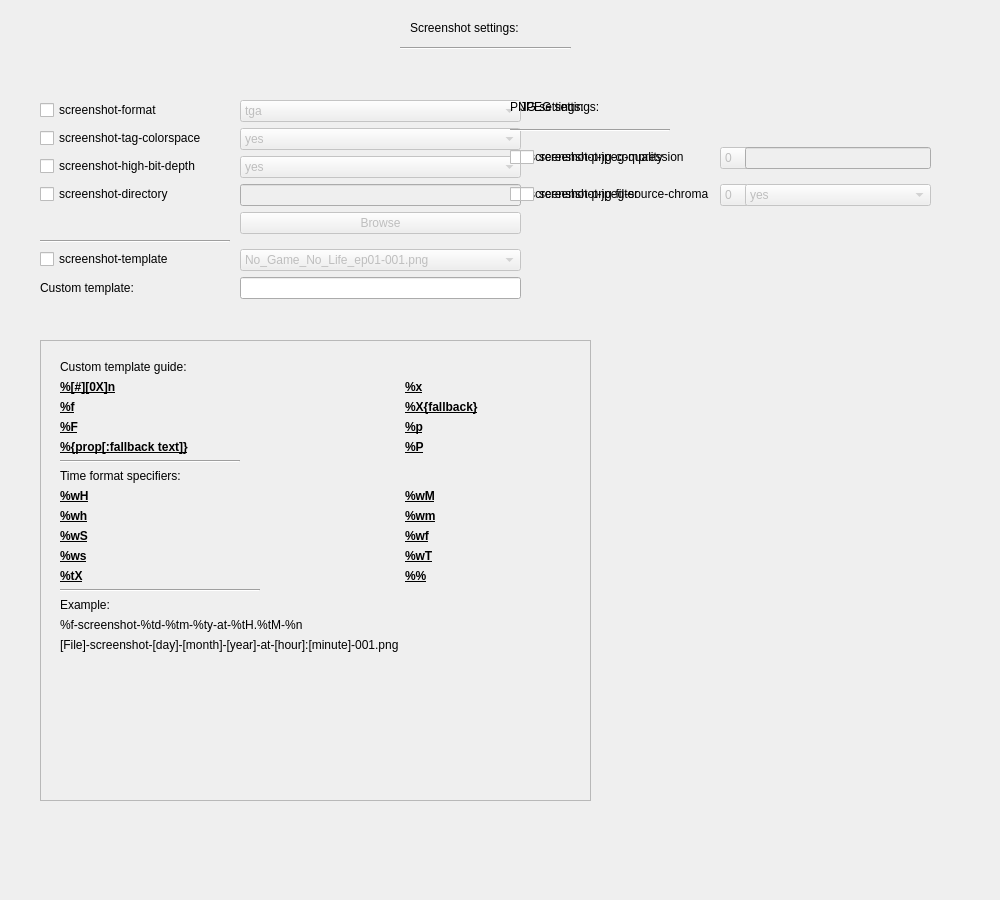
Old version of the form src/tabscreenshot.ui in the repository haasnhoff/mpvconfigurator.
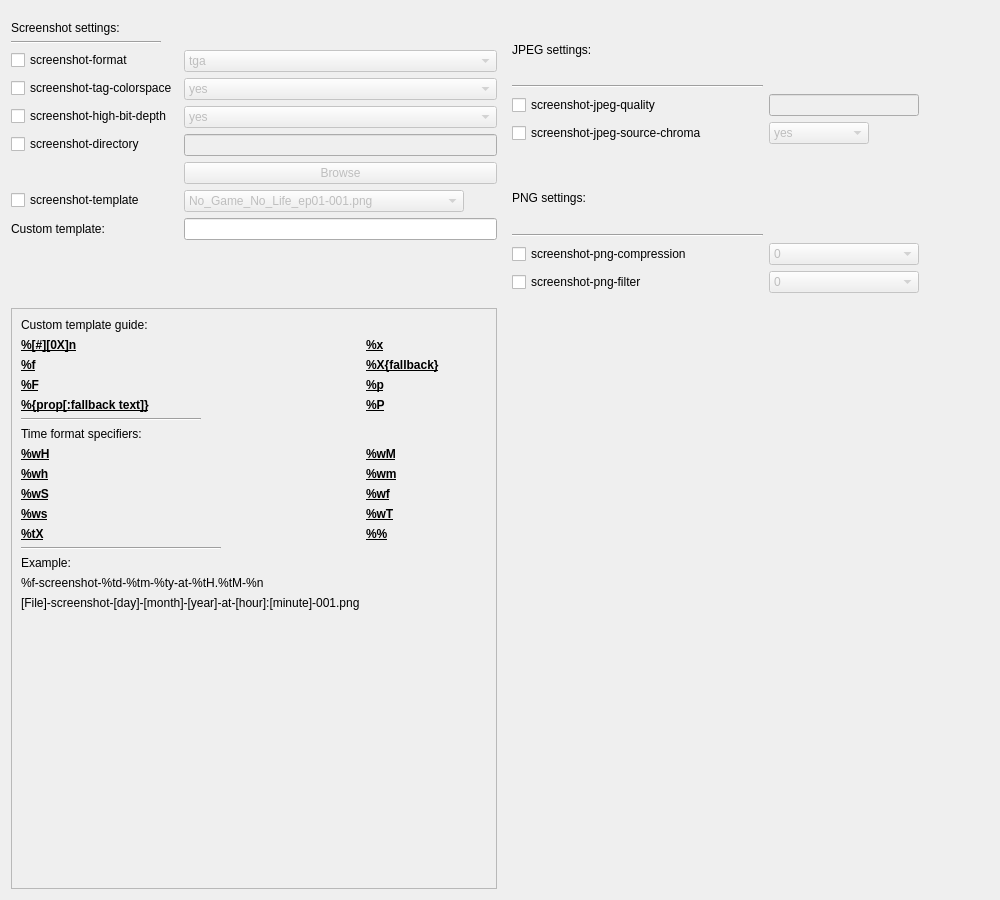
New version of the form.

Patch:
```diff
--- a/src/tabscreenshot.ui
+++ b/src/tabscreenshot.ui
@@ -13,62 +13,36 @@
   <property name="windowTitle">
    <string>Form</string>
   </property>
+  <layout class="QGridLayout" name="gridLayout">
+   <item row="1" column="0" rowspan="2">
+    <layout class="QFormLayout" name="formLayout">
+     <property name="labelAlignment">
+      <set>Qt::AlignLeading|Qt::AlignLeft|Qt::AlignVCenter</set>
+     </property>
+     <property name="horizontalSpacing">
+      <number>-1</number>
+     </property>
+     <property name="verticalSpacing">
+      <number>-1</number>
+     </property>
+     <property name="topMargin">
+      <number>10</number>
+     </property>
+     <item row="0" column="0">
   <widget class="QLabel" name="label_screenshot_settings">
-   <property name="geometry">
-    <rect>
-     <x>410</x>
-     <y>20</y>
-     <width>131</width>
-     <height>16</height>
-    </rect>
-   </property>
    <property name="text">
     <string>Screenshot settings:</string>
    </property>
   </widget>
-  <widget class="Line" name="line">
-   <property name="geometry">
-    <rect>
-     <x>400</x>
-     <y>40</y>
-     <width>171</width>
-     <height>16</height>
-    </rect>
-   </property>
-   <property name="orientation">
-    <enum>Qt::Horizontal</enum>
-   </property>
-  </widget>
-  <widget class="QWidget" name="formLayoutWidget">
-   <property name="geometry">
-    <rect>
-     <x>40</x>
-     <y>90</y>
-     <width>481</width>
-     <height>241</height>
-    </rect>
-   </property>
-   <layout class="QFormLayout" name="general_screenshot_settings">
-    <property name="labelAlignment">
-     <set>Qt::AlignLeading|Qt::AlignLeft|Qt::AlignVCenter</set>
-    </property>
-    <property name="horizontalSpacing">
-     <number>10</number>
-    </property>
-    <property name="verticalSpacing">
-     <number>-1</number>
-    </property>
-    <property name="topMargin">
-     <number>10</number>
-    </property>
-    <item row="0" column="0">
+     </item>
+     <item row="2" column="0">
      <widget class="QCheckBox" name="box_screenshot_format">
       <property name="text">
        <string>screenshot-format</string>
       </property>
      </widget>
     </item>
-    <item row="0" column="1">
+     <item row="2" column="1">
      <widget class="QComboBox" name="comboBox_screenshot_format">
       <property name="enabled">
        <bool>false</bool>
@@ -105,14 +79,14 @@
       </item>
      </widget>
     </item>
-    <item row="1" column="0">
+     <item row="3" column="0">
      <widget class="QCheckBox" name="box_screenshot_tag_colorspace">
       <property name="text">
        <string>screenshot-tag-colorspace</string>
       </property>
      </widget>
     </item>
-    <item row="1" column="1">
+     <item row="3" column="1">
      <widget class="QComboBox" name="comboBox_screenshot_tag_colorspace">
       <property name="enabled">
        <bool>false</bool>
@@ -129,14 +103,14 @@
       </item>
      </widget>
     </item>
-    <item row="2" column="0">
+     <item row="4" column="0">
      <widget class="QCheckBox" name="box_screenshot_high_bit_depth">
       <property name="text">
        <string>screenshot-high-bit-depth</string>
       </property>
      </widget>
     </item>
-    <item row="2" column="1">
+     <item row="4" column="1">
      <widget class="QComboBox" name="comboBox_screenshot_high_bit_depth">
       <property name="enabled">
        <bool>false</bool>
@@ -153,21 +127,21 @@
       </item>
      </widget>
     </item>
-    <item row="3" column="0">
+     <item row="5" column="0">
      <widget class="QCheckBox" name="box_screenshot_directory">
       <property name="text">
        <string>screenshot-directory</string>
       </property>
      </widget>
     </item>
-    <item row="3" column="1">
+     <item row="5" column="1">
      <widget class="QLineEdit" name="valuebox_screenshot_directory">
       <property name="enabled">
        <bool>false</bool>
       </property>
      </widget>
     </item>
-    <item row="4" column="1">
+     <item row="6" column="1">
      <widget class="QPushButton" name="browse_button">
       <property name="enabled">
        <bool>false</bool>
@@ -177,44 +151,28 @@
       </property>
      </widget>
     </item>
-    <item row="5" column="0">
-     <widget class="Line" name="line_2">
-      <property name="windowModality">
-       <enum>Qt::NonModal</enum>
-      </property>
-      <property name="sizePolicy">
-       <sizepolicy hsizetype="Minimum" vsizetype="Fixed">
-        <horstretch>10</horstretch>
-        <verstretch>0</verstretch>
-       </sizepolicy>
-      </property>
-      <property name="minimumSize">
-       <size>
-        <width>190</width>
-        <height>0</height>
-       </size>
-      </property>
-      <property name="orientation">
-       <enum>Qt::Horizontal</enum>
-      </property>
-     </widget>
-    </item>
-    <item row="6" column="0">
+     <item row="7" column="0">
      <widget class="QCheckBox" name="box_screenshot_template">
       <property name="text">
        <string>screenshot-template</string>
       </property>
      </widget>
     </item>
-    <item row="6" column="1">
+     <item row="7" column="1">
      <widget class="QComboBox" name="combobox_screenshot_template">
       <property name="enabled">
        <bool>false</bool>
       </property>
       <property name="minimumSize">
        <size>
+         <width>0</width>
+         <height>0</height>
+        </size>
+       </property>
+       <property name="maximumSize">
+        <size>
         <width>280</width>
-        <height>0</height>
+         <height>16777215</height>
        </size>
       </property>
       <item>
@@ -299,7 +257,14 @@
       </item>
      </widget>
     </item>
-    <item row="7" column="1">
+     <item row="8" column="0">
+      <widget class="QLabel" name="label_custom_template">
+       <property name="text">
+        <string>Custom template:</string>
+       </property>
+      </widget>
+     </item>
+     <item row="8" column="1">
      <widget class="QLineEdit" name="valuebox_custom_template">
       <property name="enabled">
        <bool>true</bool>
@@ -312,39 +277,44 @@
       </property>
      </widget>
     </item>
-    <item row="7" column="0">
-     <widget class="QLabel" name="label_custom_template">
-      <property name="text">
-       <string>Custom template:</string>
+     <item row="1" column="0">
+      <widget class="Line" name="line">
+       <property name="minimumSize">
+        <size>
+         <width>150</width>
+         <height>0</height>
+        </size>
+       </property>
+       <property name="orientation">
+        <enum>Qt::Horizontal</enum>
       </property>
      </widget>
     </item>
    </layout>
-  </widget>
+   </item>
+   <item row="6" column="1">
+    <spacer name="horizontalSpacer_2">
+     <property name="orientation">
+      <enum>Qt::Horizontal</enum>
+     </property>
+     <property name="sizeHint" stdset="0">
+      <size>
+       <width>40</width>
+       <height>20</height>
+      </size>
+     </property>
+    </spacer>
+   </item>
+   <item row="4" column="0" rowspan="4">
   <widget class="QFrame" name="frame">
-   <property name="geometry">
-    <rect>
-     <x>40</x>
-     <y>340</y>
-     <width>551</width>
-     <height>461</height>
-    </rect>
-   </property>
    <property name="frameShape">
     <enum>QFrame::StyledPanel</enum>
    </property>
    <property name="frameShadow">
     <enum>QFrame::Raised</enum>
    </property>
-   <widget class="QWidget" name="formLayoutWidget_3">
-    <property name="geometry">
-     <rect>
-      <x>20</x>
-      <y>20</y>
-      <width>511</width>
-      <height>421</height>
-     </rect>
-    </property>
+     <layout class="QGridLayout" name="gridLayout_4">
+      <item row="1" column="0">
     <layout class="QFormLayout" name="template_guide_form">
      <property name="labelAlignment">
       <set>Qt::AlignLeading|Qt::AlignLeft|Qt::AlignVCenter</set>
@@ -724,39 +694,138 @@
       </widget>
      </item>
     </layout>
-   </widget>
-  </widget>
+      </item>
+     </layout>
+    </widget>
+   </item>
+   <item row="1" column="1">
+    <widget class="QWidget" name="widget_jpeg_settings" native="true">
+     <layout class="QGridLayout" name="gridLayout_2">
+      <property name="rightMargin">
+       <number>70</number>
+      </property>
+      <item row="3" column="1">
+       <widget class="QComboBox" name="comboBox_jpeg_source_chroma">
+        <property name="enabled">
+         <bool>false</bool>
+        </property>
+        <property name="maximumSize">
+         <size>
+          <width>100</width>
+          <height>16777215</height>
+         </size>
+        </property>
+        <item>
+         <property name="text">
+          <string>yes</string>
+         </property>
+        </item>
+        <item>
+         <property name="text">
+          <string>no</string>
+         </property>
+        </item>
+       </widget>
+      </item>
+      <item row="1" column="0">
+       <widget class="Line" name="line_5">
+        <property name="minimumSize">
+         <size>
+          <width>150</width>
+          <height>0</height>
+         </size>
+        </property>
+        <property name="orientation">
+         <enum>Qt::Horizontal</enum>
+        </property>
+       </widget>
+      </item>
+      <item row="2" column="0">
+       <widget class="QCheckBox" name="box_screenshot_jpeg_quality">
+        <property name="text">
+         <string>screenshot-jpeg-quality</string>
+        </property>
+       </widget>
+      </item>
+      <item row="3" column="0">
+       <widget class="QCheckBox" name="box_screenshot_jpeg_source_chroma">
+        <property name="text">
+         <string>screenshot-jpeg-source-chroma</string>
+        </property>
+       </widget>
+      </item>
+      <item row="0" column="0">
+       <widget class="QLabel" name="label_jpeg_settings">
+        <property name="text">
+         <string notr="true">JPEG settings:</string>
+        </property>
+       </widget>
+      </item>
+      <item row="2" column="1">
+       <widget class="QLineEdit" name="valuebox_screenshot_jpeg_quality">
+        <property name="enabled">
+         <bool>false</bool>
+        </property>
+        <property name="maximumSize">
+         <size>
+          <width>150</width>
+          <height>16777215</height>
+         </size>
+        </property>
+       </widget>
+      </item>
+     </layout>
+    </widget>
+   </item>
+   <item row="2" column="1">
   <widget class="QWidget" name="widget_png_settings" native="true">
-   <property name="geometry">
-    <rect>
-     <x>490</x>
-     <y>70</y>
-     <width>460</width>
-     <height>150</height>
-    </rect>
-   </property>
-   <widget class="QWidget" name="formLayoutWidget_4">
-    <property name="geometry">
-     <rect>
-      <x>20</x>
-      <y>20</y>
-      <width>411</width>
-      <height>138</height>
-     </rect>
-    </property>
-    <layout class="QFormLayout" name="formLayout_3">
-     <property name="labelAlignment">
-      <set>Qt::AlignLeading|Qt::AlignLeft|Qt::AlignVCenter</set>
-     </property>
-     <property name="horizontalSpacing">
-      <number>30</number>
-     </property>
-     <property name="verticalSpacing">
-      <number>15</number>
-     </property>
-     <property name="topMargin">
-      <number>10</number>
-     </property>
+     <layout class="QGridLayout" name="gridLayout_3">
+      <property name="rightMargin">
+       <number>70</number>
+      </property>
+      <item row="3" column="1">
+       <widget class="QComboBox" name="comboBox_png_filter">
+        <property name="enabled">
+         <bool>false</bool>
+        </property>
+        <property name="maximumSize">
+         <size>
+          <width>150</width>
+          <height>16777215</height>
+         </size>
+        </property>
+        <item>
+         <property name="text">
+          <string>0</string>
+         </property>
+        </item>
+        <item>
+         <property name="text">
+          <string>1</string>
+         </property>
+        </item>
+        <item>
+         <property name="text">
+          <string>2</string>
+         </property>
+        </item>
+        <item>
+         <property name="text">
+          <string>3</string>
+         </property>
+        </item>
+        <item>
+         <property name="text">
+          <string>4</string>
+         </property>
+        </item>
+        <item>
+         <property name="text">
+          <string>5</string>
+         </property>
+        </item>
+       </widget>
+      </item>
      <item row="2" column="0">
       <widget class="QCheckBox" name="box_screenshot_png_compression">
        <property name="text">
@@ -764,55 +833,17 @@
        </property>
       </widget>
      </item>
-     <item row="3" column="0">
-      <widget class="QCheckBox" name="box_screenshot_png_filter">
-       <property name="text">
-        <string>screenshot-png-filter</string>
-       </property>
-      </widget>
-     </item>
-     <item row="3" column="1">
-      <widget class="QComboBox" name="comboBox_png_filter">
-       <property name="enabled">
-        <bool>false</bool>
-       </property>
-       <item>
-        <property name="text">
-         <string>0</string>
-        </property>
-       </item>
-       <item>
-        <property name="text">
-         <string>1</string>
-        </property>
-       </item>
-       <item>
-        <property name="text">
-         <string>2</string>
-        </property>
-       </item>
-       <item>
-        <property name="text">
-         <string>3</string>
-        </property>
-       </item>
-       <item>
-        <property name="text">
-         <string>4</string>
-        </property>
-       </item>
-       <item>
-        <property name="text">
-         <string>5</string>
-        </property>
-       </item>
-      </widget>
-     </item>
      <item row="2" column="1">
       <widget class="QComboBox" name="comboBox_png_compression">
        <property name="enabled">
         <bool>false</bool>
        </property>
+        <property name="maximumSize">
+         <size>
+          <width>150</width>
+          <height>16777215</height>
+         </size>
+        </property>
        <item>
         <property name="text">
          <string>0</string>
@@ -872,6 +903,13 @@
        </property>
       </widget>
      </item>
+      <item row="3" column="0">
+       <widget class="QCheckBox" name="box_screenshot_png_filter">
+        <property name="text">
+         <string>screenshot-png-filter</string>
+        </property>
+       </widget>
+      </item>
      <item row="1" column="0">
       <widget class="Line" name="line_4">
        <property name="minimumSize">
@@ -887,99 +925,8 @@
      </item>
     </layout>
    </widget>
-  </widget>
-  <widget class="QWidget" name="widget_jpeg_settings" native="true">
-   <property name="geometry">
-    <rect>
-     <x>490</x>
-     <y>70</y>
-     <width>460</width>
-     <height>150</height>
-    </rect>
-   </property>
-   <widget class="QWidget" name="formLayoutWidget_2">
-    <property name="geometry">
-     <rect>
-      <x>30</x>
-      <y>20</y>
-      <width>411</width>
-      <height>142</height>
-     </rect>
-    </property>
-    <layout class="QFormLayout" name="formLayout_2">
-     <property name="labelAlignment">
-      <set>Qt::AlignLeading|Qt::AlignLeft|Qt::AlignVCenter</set>
-     </property>
-     <property name="horizontalSpacing">
-      <number>30</number>
-     </property>
-     <property name="verticalSpacing">
-      <number>15</number>
-     </property>
-     <property name="topMargin">
-      <number>10</number>
-     </property>
-     <item row="2" column="0">
-      <widget class="QCheckBox" name="box_screenshot_jpeg_quality">
-       <property name="text">
-        <string>screenshot-jpeg-quality</string>
-       </property>
-      </widget>
-     </item>
-     <item row="2" column="1">
-      <widget class="QLineEdit" name="valuebox_screenshot_jpeg_quality">
-       <property name="enabled">
-        <bool>false</bool>
-       </property>
-      </widget>
-     </item>
-     <item row="3" column="0">
-      <widget class="QCheckBox" name="box_screenshot_jpeg_source_chroma">
-       <property name="text">
-        <string>screenshot-jpeg-source-chroma</string>
-       </property>
-      </widget>
-     </item>
-     <item row="3" column="1">
-      <widget class="QComboBox" name="comboBox_jpeg_source_chroma">
-       <property name="enabled">
-        <bool>false</bool>
-       </property>
-       <item>
-        <property name="text">
-         <string>yes</string>
-        </property>
-       </item>
-       <item>
-        <property name="text">
-         <string>no</string>
-        </property>
-       </item>
-      </widget>
-     </item>
-     <item row="1" column="0">
-      <widget class="Line" name="line_5">
-       <property name="minimumSize">
-        <size>
-         <width>150</width>
-         <height>0</height>
-        </size>
-       </property>
-       <property name="orientation">
-        <enum>Qt::Horizontal</enum>
-       </property>
-      </widget>
-     </item>
-     <item row="0" column="0">
-      <widget class="QLabel" name="label_jpeg_settings">
-       <property name="text">
-        <string notr="true">JPEG settings:</string>
-       </property>
-      </widget>
-     </item>
-    </layout>
-   </widget>
-  </widget>
+   </item>
+  </layout>
  </widget>
  <resources/>
  <connections>
```
Lines whose indentation alone changed are shown as unchanged.
